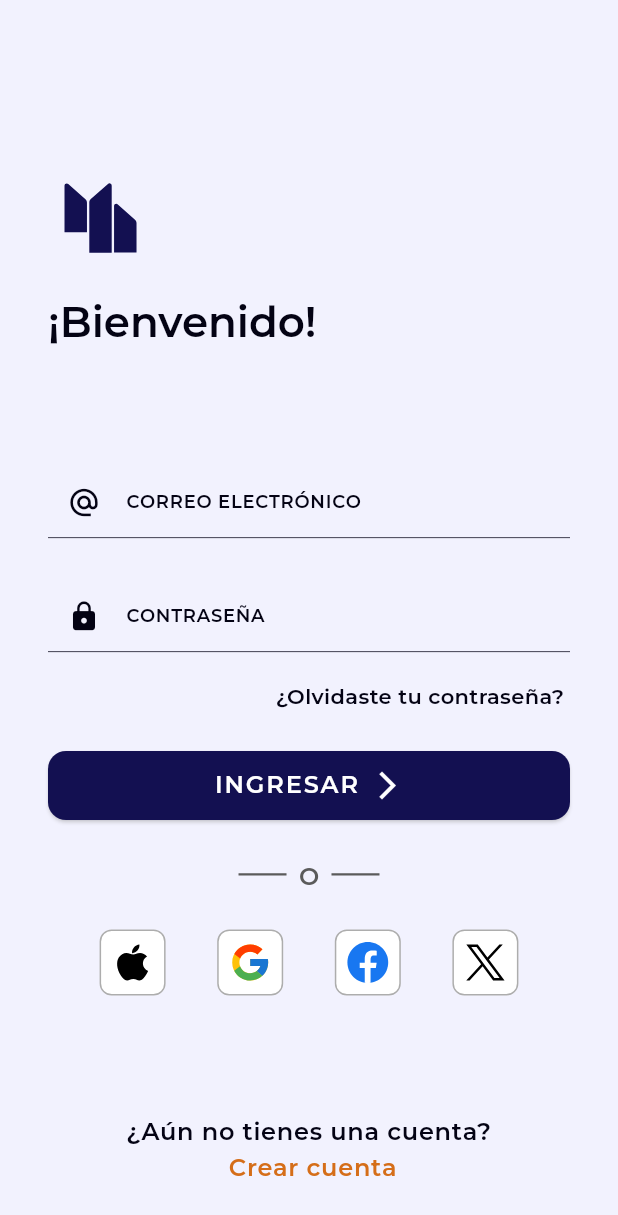
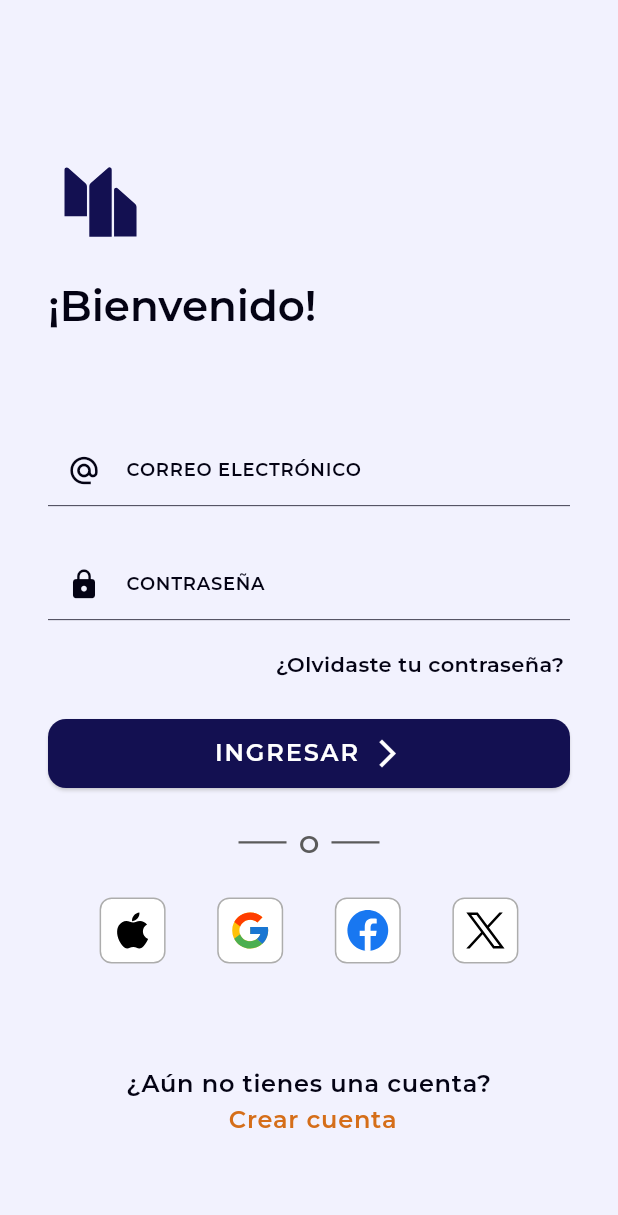
Before and after one commit to joshesp/cuentas_app, a Flutter app: the screen it shows after launch, after a tap on "OMITIR", on a phone screen of 412 x 824 dp. Shown: the top 1215 px of the screen. Run offline on Flutter 3.47's test engine with Material 3 defaults, Android fonts, the phone set to English and light mode, and no system bars; drawn by our look-alikes of animated_text_kit; our stand-ins replace custom_sliding_segmented_control, fl_chart, flutter_screenutil, flutter_svg, go_router, rive; project files that could hold a hidden picture were left out.

Commit message:
corrección de scroll

```diff
--- a/lib/presentation/views/auth/sign_in/sign_in_view.dart
+++ b/lib/presentation/views/auth/sign_in/sign_in_view.dart
@@ -30,7 +30,7 @@ class SignInView extends StatelessWidget {
             physics: const BouncingScrollPhysics(),
             reverse: true,
             child: Container(
-              height: sizeScreen.height,
+              height: sizeScreen.height - maxSpacing,
               padding: const EdgeInsets.all(maxSpacing),
               child: Column(
                 crossAxisAlignment: CrossAxisAlignment.start,
```
